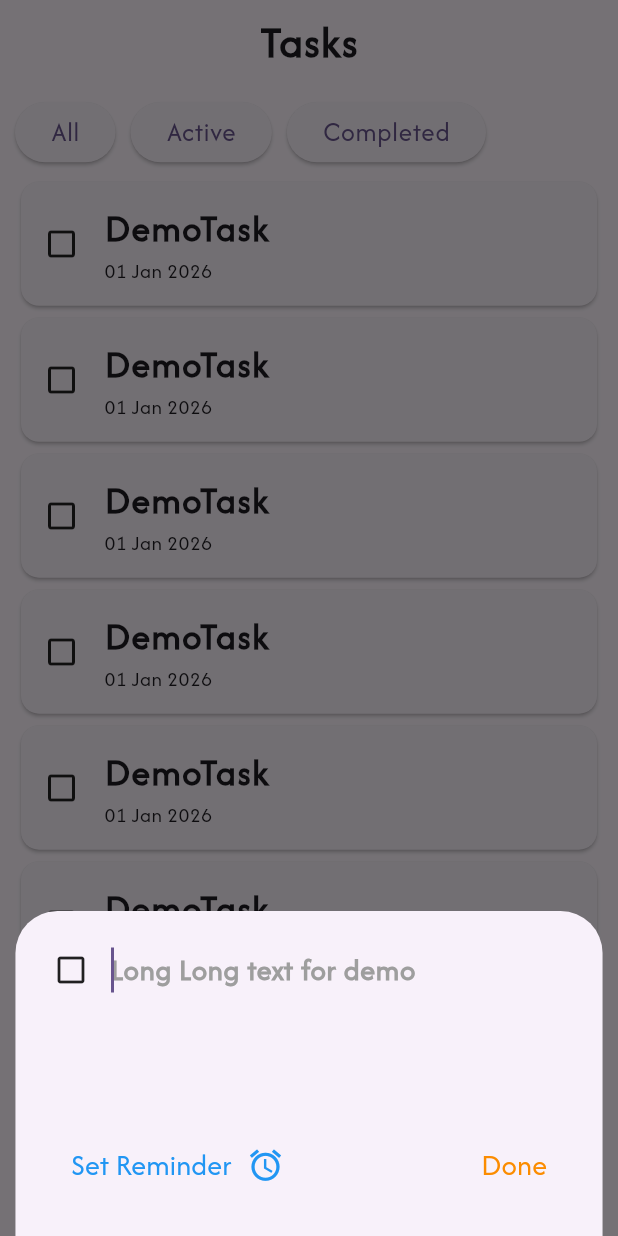
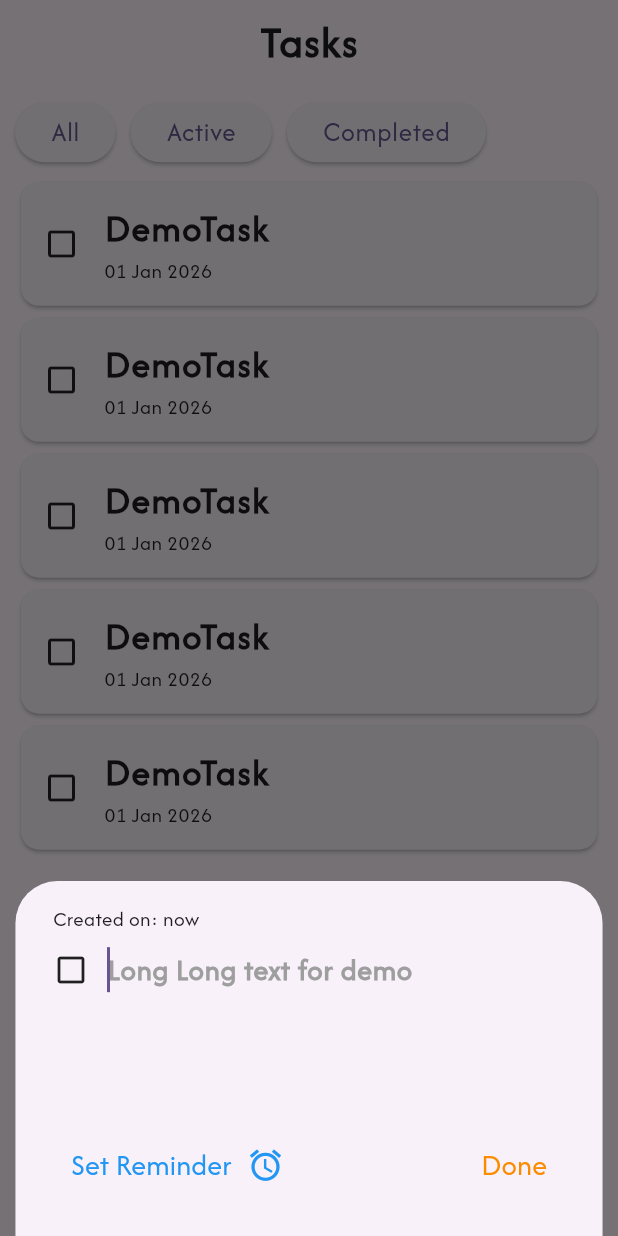
Before and after one commit to hamster336/to_do_app, a Flutter app: the screen it shows after launch, after a tap on the "add" icon, on a phone screen of 412 x 824 dp. Run offline on Flutter 3.47's test engine with Material 3 defaults, Android fonts, the phone set to English and light mode, and no system bars; our stand-ins replace flutter_bloc.

```diff
--- a/lib/bloc/task_bloc.dart
+++ b/lib/bloc/task_bloc.dart
@@ -1,16 +1,24 @@
 import 'package:flutter_bloc/flutter_bloc.dart';
+import 'package:to_do_app/models/task.dart';
 
 part 'task_event.dart';
 part 'task_state.dart';
 
 class TaskBloc extends Bloc<TaskEvent, TaskState> {
-  TaskBloc() : super(TaskInitial()) {
-    on<TaskEvent>((event, emit) {
-      on<AddTask>(_addTask);
-    });
+  TaskBloc() : super(TaskLoading()) {
+    on<AddTask>(_addTask);
+    on<UpdateTask>(_updateTask);
+    on<DeleteTask>(_deleteTask);
+
   }
 
-  void _addTask(TaskEvent event, Emitter emit) {
+  void _addTask(AddTask event, Emitter emit) {
+
+  }
+  void _updateTask(UpdateTask event, Emitter emit) {
+
+  }
+  void _deleteTask(DeleteTask event, Emitter emit) {
 
   }
 }
--- a/lib/bloc/task_event.dart
+++ b/lib/bloc/task_event.dart
@@ -4,10 +4,19 @@ sealed class TaskEvent {}
 
 final class LoadTask extends TaskEvent {}
 
-final class AddTask extends TaskEvent {}
+final class AddTask extends TaskEvent {
+  final Task task;
+  AddTask({required this.task});
+}
 
-final class UpdateTask extends TaskEvent {}
+final class UpdateTask extends TaskEvent {
+  final Task task;
+  UpdateTask({required this.task});
+}
 
-final class DeleteTask extends TaskEvent {}
+final class DeleteTask extends TaskEvent {
+  final Task task;
+  DeleteTask({required this.task});
+}
 
 final class ToggleTaskCompletion extends TaskEvent {}
--- a/lib/main.dart
+++ b/lib/main.dart
@@ -29,9 +29,3 @@ class MyApp extends StatelessWidget {
     );
   }
 }
-
-/*
-  Events change state.
-  State changes UI.
-  UI handles navigation.
-*/
--- a/lib/models/task.dart
+++ b/lib/models/task.dart
@@ -1,5 +1,5 @@
 class Task {
-  late String id;
+  late String? id;
   late String task;
   late bool isComplete;
   late String createdAt;
@@ -7,9 +7,9 @@ class Task {
   late Priority priority;
 
   Task({
-    required this.id,
     required this.task,
     required this.createdAt,
+    this.id,
     this.isComplete = false,
     this.dueDate,
     this.priority = Priority.low,
--- a/lib/models/task_card.dart
+++ b/lib/models/task_card.dart
@@ -1,5 +1,6 @@
 import 'package:flutter/material.dart';
 import 'package:to_do_app/models/task.dart';
+import 'package:to_do_app/models/ui_helper.dart';
 
 class TaskCard extends StatelessWidget {
   final Task task;
@@ -12,6 +13,8 @@ class TaskCard extends StatelessWidget {
     return SizedBox(
       width: size.width,
       height: size.height * 0.11,
+      child: InkWell(
+        onTap: () => CustomWidgets.showModalSheet(context, task, size),
         child: Card(
           child: Padding(
             padding: const EdgeInsets.symmetric(horizontal: 15, vertical: 10),
@@ -35,13 +38,17 @@ class TaskCard extends StatelessWidget {
                       ),
                     ),
 
-                  Text(task.createdAt, style: TextStyle(fontFamily: 'Afacad')),
+                    Text(
+                      task.createdAt,
+                      style: TextStyle(fontFamily: 'Afacad'),
+                    ),
                   ],
                 ),
               ],
             ),
           ),
         ),
+      ),
     );
   }
 }
--- a/lib/models/ui_helper.dart
+++ b/lib/models/ui_helper.dart
@@ -1,13 +1,108 @@
 import 'package:flutter/material.dart';
+import 'package:to_do_app/models/task.dart';
 
-class UiHelper {
-  static void bottomSheet(BuildContext context){
-    showModalBottomSheet(context: context, builder: (context) {
-      return Container(
-        decoration: BoxDecoration(
-          borderRadius: BorderRadius.circular(30),
-        ),
-      );
-    },);
+class CustomWidgets {
+  // ModalBottonSheet to add or edit tasks
+  static void showModalSheet(BuildContext context, Task task, Size size) {
+    final controller = TextEditingController(text: task.task);
+
+    showModalBottomSheet(
+      isScrollControlled: true,
+      context: context,
+      builder: (context) {
+        return Padding(
+          padding: EdgeInsetsGeometry.only(
+            bottom: MediaQuery.of(context).viewInsets.bottom,
+          ),
+          child: Container(
+            width: size.width * 0.95,
+            padding: EdgeInsets.symmetric(horizontal: 25, vertical: 15),
+            child: Column(
+              mainAxisSize: .min,
+              crossAxisAlignment: .start,
+              children: [
+                Text('Created on: ${task.createdAt}'),
+
+                Row(
+                  mainAxisAlignment: .center,
+                  children: [
+                    Icon(
+                      Icons.check_box_outline_blank,
+                    ), // set task as complete or incomplete
+
+                    SizedBox(width: size.width * 0.03),
+
+                    // textField to enter the task
+                    Expanded(
+                      child: TextField(
+                        maxLines: null,
+                        autofocus: true,
+                        controller: controller,
+                        textCapitalization: TextCapitalization.sentences,
+                        style: TextStyle(
+                          fontSize: 20,
+                          fontWeight: FontWeight.w600,
+                          letterSpacing: 0.5,
+                          fontFamily: 'Afacad',
+                        ),
+                        decoration: InputDecoration(
+                          border: InputBorder.none,
+                          hintText: 'Long Long text for demo',
+                          hintStyle: TextStyle(color: Colors.grey.shade500),
+                        ),
+                      ),
+                    ),
+                  ],
+                ),
+
+                SizedBox(height: size.height * 0.1),
+
+                // set reminder and done button
+                Row(
+                  mainAxisAlignment: .spaceBetween,
+                  children: [
+                    // set reminder (optional)
+                    TextButton(
+                      onPressed: () {},
+                      child: Row(
+                        children: [
+                          const Text(
+                            'Set Reminder',
+                            style: TextStyle(
+                              color: Colors.blue,
+                              fontSize: 20,
+                              fontWeight: FontWeight.w500,
+                            ),
+                          ),
+
+                          const SizedBox(width: 10),
+
+                          const Icon(Icons.alarm, size: 25, color: Colors.blue),
+                        ],
+                      ),
+                    ),
+
+                    // done adding task
+                    TextButton(
+                      onPressed: () {},
+                      child: Text(
+                        'Done',
+                        style: TextStyle(
+                          color: Colors.orange.shade600,
+                          fontSize: 20,
+                          fontWeight: FontWeight.w500,
+                        ),
+                      ),
+                    ),
+                  ],
+                ),
+
+                SizedBox(height: size.height * 0.01),
+              ],
+            ),
+          ),
+        );
+      },
+    );
   }
 }
--- a/lib/screens/home_screen.dart
+++ b/lib/screens/home_screen.dart
@@ -1,9 +1,7 @@
 import 'package:flutter/material.dart';
-import 'package:flutter_bloc/flutter_bloc.dart';
-import 'package:to_do_app/bloc/task_bloc.dart';
 import 'package:to_do_app/models/task.dart';
 import 'package:to_do_app/models/task_card.dart';
-import 'package:to_do_app/screens/task_screen.dart';
+import 'package:to_do_app/models/ui_helper.dart';
 
 class HomeScreen extends StatelessWidget {
   const HomeScreen({super.key});
@@ -85,7 +83,7 @@ class HomeScreen extends StatelessWidget {
                 padding: const EdgeInsets.only(top: 5),
                 child: ListView.builder(
                   physics: BouncingScrollPhysics(),
-                  itemCount: 10,
+                  itemCount: 5,
                   itemBuilder: (context, index) {
                     return TaskCard(
                       task: Task(
@@ -103,8 +101,11 @@ class HomeScreen extends StatelessWidget {
       ),
 
       floatingActionButton: ElevatedButton(
-        onPressed: () =>
-            editTask(context, Task(id: '', task: '', createdAt: 'now'), size),
+        onPressed: () => CustomWidgets.showModalSheet(
+          context,
+          Task(id: '', task: '', createdAt: 'now'),
+          size,
+        ),
 
         style: ElevatedButton.styleFrom(
           shape: CircleBorder(),
@@ -116,102 +117,4 @@ class HomeScreen extends StatelessWidget {
       ),
     );
   }
-
-  // ModalBottonSheet to add or edit tasks
-  void editTask(BuildContext context, Task task, Size size) {
-    showModalBottomSheet(
-      isScrollControlled: true,
-      context: context,
-      builder: (context) {
-        return Padding(
-          padding: EdgeInsetsGeometry.only(
-            bottom: MediaQuery.of(context).viewInsets.bottom,
-          ),
-          child: Container(
-            width: size.width * 0.95,
-            padding: EdgeInsets.symmetric(horizontal: 25, vertical: 15),
-            child: Column(
-              mainAxisSize: .min,
-              children: [
-                Row(
-                  mainAxisAlignment: .center,
-                  children: [
-                    Icon(
-                      Icons.check_box_outline_blank,
-                    ), // set task as complete or incomplete
-
-                    SizedBox(width: size.width * 0.035),
-
-                    // textField to enter the task
-                    Expanded(
-                      child: TextField(
-                        maxLines: null,
-                        autofocus: true,
-                        textCapitalization: TextCapitalization.sentences,
-                        style: TextStyle(
-                          fontSize: 20,
-                          fontWeight: FontWeight.w600,
-                          letterSpacing: 0.5,
-                          fontFamily: 'Afacad',
-                        ),
-                        decoration: InputDecoration(
-                          border: InputBorder.none,
-                          hintText: 'Long Long text for demo',
-                          hintStyle: TextStyle(color: Colors.grey.shade500),
-                        ),
-                      ),
-                    ),
-                  ],
-                ),
-
-                SizedBox(height: size.height * 0.1),
-
-                // set reminder and done button
-                Row(
-                  mainAxisAlignment: .spaceBetween,
-                  children: [
-                    // set reminder (optional)
-                    TextButton(
-                      onPressed: () {},
-                      child: Row(
-                        children: [
-                          const Text(
-                            'Set Reminder',
-                            style: TextStyle(
-                              color: Colors.blue,
-                              fontSize: 20,
-                              fontWeight: FontWeight.w500,
-                            ),
-                          ),
-
-                          const SizedBox(width: 10),
-
-                          const Icon(Icons.alarm, size: 25, color: Colors.blue),
-                        ],
-                      ),
-                    ),
-
-                    // done adding task
-                    TextButton(
-                      onPressed: () {},
-                      child: Text(
-                        'Done',
-                        style: TextStyle(
-                          color: Colors.orange.shade600,
-                          fontSize: 20,
-                          fontWeight: FontWeight.w500,
-                        ),
-                      ),
-                    ),
-                  ],
-                ),
-
-                SizedBox(height: size.height * 0.01),
-              ],
-            ),
-          ),
-        );
-      },
-    );
-  }
 }
--- a/pubspec.yaml
+++ b/pubspec.yaml
@@ -35,6 +35,8 @@ dependencies:
   # Use with the CupertinoIcons class for iOS style icons.
   cupertino_icons: ^1.0.8
   flutter_bloc: ^9.1.1
+  hive_ce: ^2.16.0
+  hive_ce_flutter: ^2.3.3
 
 dev_dependencies:
   flutter_test:
@@ -46,6 +48,8 @@ dev_dependencies:
   # package. See that file for information about deactivating specific lint
   # rules and activating additional ones.
   flutter_lints: ^6.0.0
+  hive_ce_generator: ^1.11.0
+  build_runner: ^2.10.4
 
 # For information on the generic Dart part of this file, see the
 # following page: https://dart.dev/tools/pub/pubspec
```
Also changed, not shown: lib/bloc/task_state.dart (+8 -4 lines), lib/screens/task_screen.dart (deleted, +0 -68 lines), lib/repository/task_repository.dart (added), pubspec.lock, 1 other file. Lines whose indentation alone changed are shown as unchanged.
